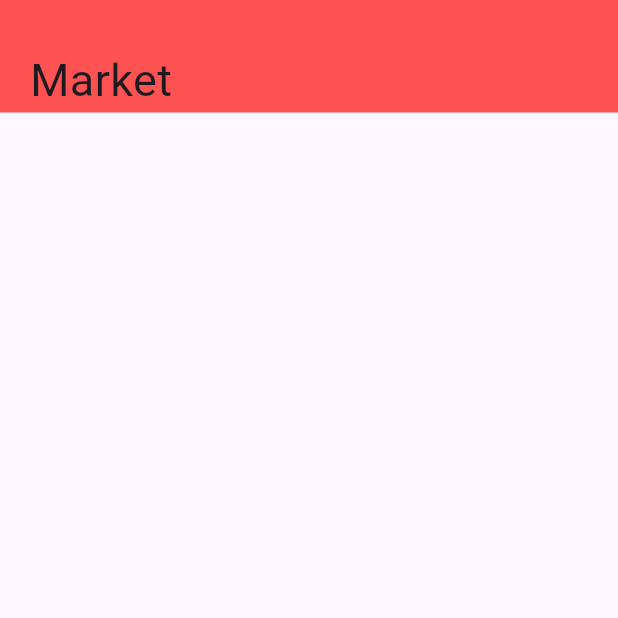
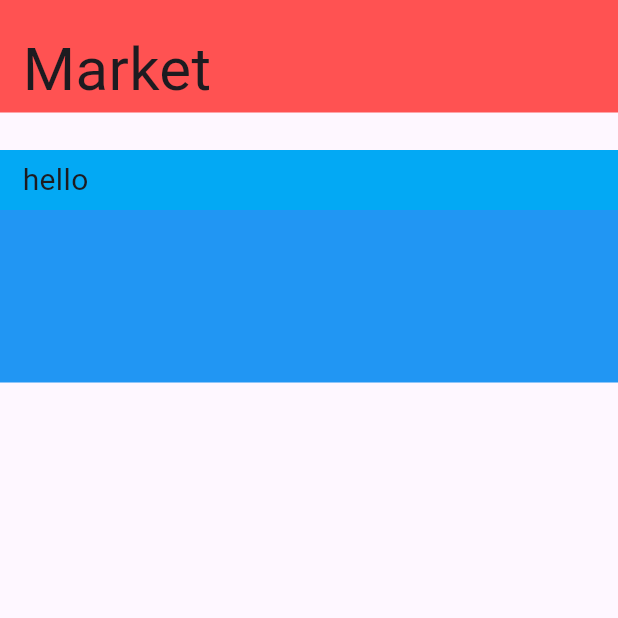
Before and after one commit to Zakariasma/Markt, a Flutter app: the screen it shows after launch, on a phone screen of 412 x 824 dp, the top half of it. Run offline on Flutter 3.47's test engine with Material 3 defaults, Android fonts, the phone set to English and light mode, and no system bars.

Commit message:
Add Category widget

```diff
--- a/lib/page/home_page.dart
+++ b/lib/page/home_page.dart
@@ -1,5 +1,6 @@
 import 'package:flutter/material.dart';
 import 'package:markt/widget/home_bar.dart';
+import 'package:markt/widget/category_list.dart';
 
 class HomePage extends StatefulWidget{
 
@@ -17,7 +18,7 @@ class _HomePageState extends State<HomePage> {
         preferredSize: Size.fromHeight(75),
         child: HomeBar(),
       ),
-      body: Container(),
+      body: CategoryList(),
     );
   }
 
--- /dev/null
+++ b/lib/widget/category_list.dart
@@ -0,0 +1,41 @@
+import 'package:flutter/material.dart';
+
+class CategoryList extends StatefulWidget{
+
+  @override
+  _CategoryList createState() => _CategoryList();
+
+}
+
+class _CategoryList extends State<CategoryList> {
+
+
+  @override
+  Widget build(BuildContext context) {
+    return Column(
+      children: <Widget>[
+        Container(
+          height: 40.0,
+          width: double.infinity,
+          alignment: Alignment.centerLeft,
+          color: Colors.lightBlue,
+          margin: const EdgeInsets.only(top: 25),
+          child: const Padding(
+            padding: EdgeInsets.only(left: 15),
+          child: Text(
+              'hello',
+            style: TextStyle(
+              fontSize: 20
+            ),
+          ),
+          )
+        ),
+        Container(
+          height: 115.0,
+          color: Colors.blue,
+
+        ),
+      ],
+    );
+  }
+}
--- a/lib/widget/home_bar.dart
+++ b/lib/widget/home_bar.dart
@@ -9,11 +9,11 @@ class HomeBar extends StatelessWidget implements PreferredSizeWidget {
           alignment: Alignment.bottomLeft,
           color: Colors.redAccent,
           child: Container(
-            margin: const EdgeInsets.only(left: 20.0),
+            margin: const EdgeInsets.only(left: 15.0),
             child: const Text(
               'Market',
               style: TextStyle(
-                fontSize: 30.0,
+                fontSize: 40.0,
               ),
             ),
           ),
```
